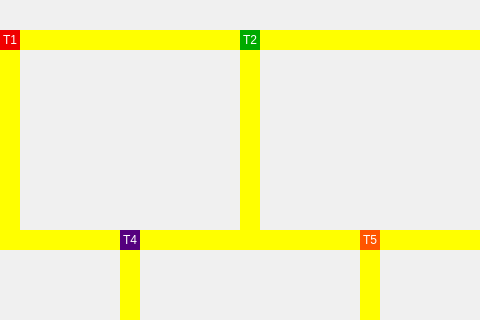
Before: the Qt Designer form mainwindow.ui in Bianca-Mirtes/Projeto_dos_Trens_SO, drawn with Qt 5; both pictures show x 230 to 710 and y 0 to 320 of the 943 by 662 pixel window.
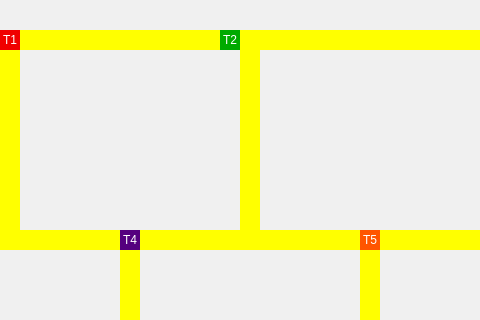
After: the same form once the commit is applied. Icons and pictures are not drawn.

```diff
--- a/mainwindow.ui
+++ b/mainwindow.ui
@@ -462,7 +462,7 @@
    <widget class="QLabel" name="trem_2">
     <property name="geometry">
      <rect>
-      <x>470</x>
+      <x>450</x>
       <y>30</y>
       <width>20</width>
       <height>20</height>
```
Left out of the diff: 2 changed lines with no effect on the pictures.
